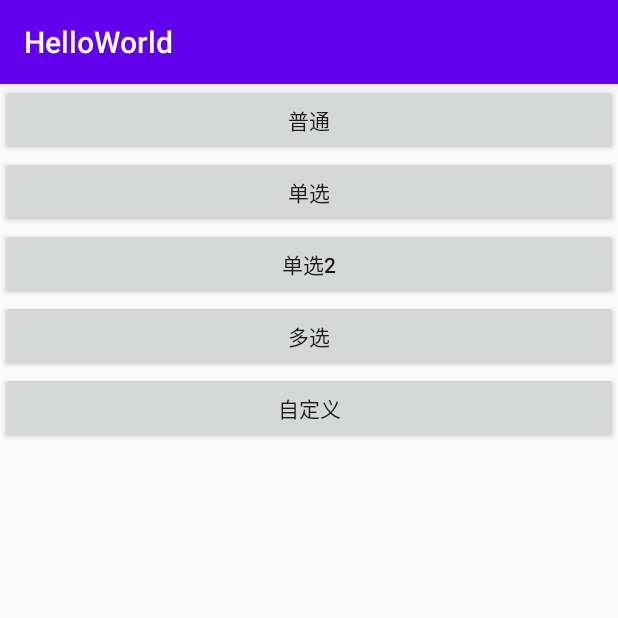
After one commit to qianzongming/HelloWorld, an Android app: the DialogActivity screen opened directly, with no data from a screen before it, on a phone screen of 412 x 824 dp, the top half of it. The commit adds this screen. Run offline under Robolectric (Android 15) with nearby library versions, the phone set to English and light mode, and no system bars.

Commit message:
alert dialog added

```diff
--- a/app/src/main/AndroidManifest.xml
+++ b/app/src/main/AndroidManifest.xml
@@ -12,6 +12,7 @@
         android:supportsRtl="true"
         android:theme="@style/AppTheme"
         android:usesCleartextTraffic="true">
+        <activity android:name=".DialogActivity"></activity>
         <activity android:name=".MainActivity">
             <intent-filter>
                 <action android:name="android.intent.action.MAIN" />
@@ -34,8 +35,7 @@
         <activity android:name=".TextViewActivity" />
         <activity android:name=".listview.ListViewActivity" />
         <activity android:name=".gridview.GridViewActivity" />
-        <activity android:name=".UIActivity"/>
-
+        <activity android:name=".UIActivity" />
     </application>
 
 </manifest>
--- /dev/null
+++ b/app/src/main/res/layout/activity_dialog.xml
@@ -0,0 +1,37 @@
+<?xml version="1.0" encoding="utf-8"?>
+<LinearLayout xmlns:android="http://schemas.android.com/apk/res/android"
+    xmlns:tools="http://schemas.android.com/tools"
+    android:layout_width="match_parent"
+    android:layout_height="match_parent"
+    android:orientation="vertical"
+    tools:context=".DialogActivity">
+
+    <Button android:id="@+id/btn_dialog1"
+        android:layout_width="match_parent"
+        android:layout_height="wrap_content"
+        android:text="普通"
+        android:textAllCaps="false"/>
+
+    <Button android:id="@+id/btn_dialog2"
+        android:layout_width="match_parent"
+        android:layout_height="wrap_content"
+        android:text="单选"
+        android:textAllCaps="false"/>
+    <Button android:id="@+id/btn_dialog3"
+        android:layout_width="match_parent"
+        android:layout_height="wrap_content"
+        android:text="单选2"
+        android:textAllCaps="false"/>
+    <Button android:id="@+id/btn_dialog4"
+        android:layout_width="match_parent"
+        android:layout_height="wrap_content"
+        android:text="多选"
+        android:textAllCaps="false"/>
+    <Button android:id="@+id/btn_dialog5"
+        android:layout_width="match_parent"
+        android:layout_height="wrap_content"
+        android:text="自定义"
+        android:textAllCaps="false"/>
+
+
+</LinearLayout>
--- a/app/src/main/res/layout/activity_ui.xml
+++ b/app/src/main/res/layout/activity_ui.xml
@@ -74,6 +74,12 @@
             android:layout_width="match_parent"
             android:text="toast">
         </Button>
+
+        <Button android:id="@+id/btn_dialog"
+            android:layout_height="wrap_content"
+            android:layout_width="match_parent"
+            android:text="dialog">
+        </Button>
     </LinearLayout>
 
 
```
Also changed, not shown: app/src/main/java/com/qianzm/helloworld/DialogActivity.java (added, +130 -0 lines), app/src/main/java/com/qianzm/helloworld/UIActivity.java (+10 -1 lines), app/src/main/res/layout/layout_dialog.xml (added, +25 -0 lines).
